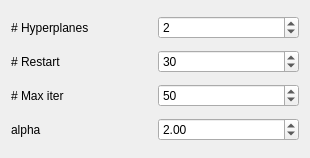
The window that _AlgorithmsPlugins/MLR/paramsRRMLR.ui (b4silio/MLDemos) describes before a commit, drawn with Qt 5.
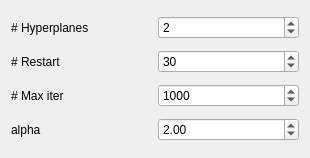
The same window after the commit.

Commit message: Fixed default value.

Patch:
```diff
--- a/_AlgorithmsPlugins/MLR/paramsRRMLR.ui
+++ b/_AlgorithmsPlugins/MLR/paramsRRMLR.ui
@@ -103,10 +103,10 @@
       <number>1</number>
      </property>
      <property name="maximum">
-      <number>10000</number>
+      <number>100000</number>
      </property>
      <property name="value">
-      <number>50</number>
+      <number>1000</number>
      </property>
     </widget>
    </item>
```
